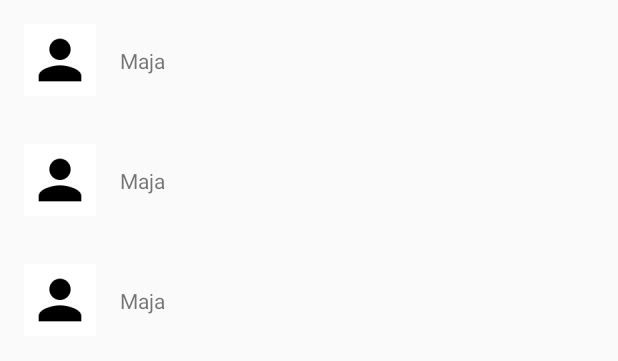
After one commit to mfrancetic/twitter-clone, an Android app: the layout activity_user_list.xml on its own in the app's theme, with its tools: preview values and no code run, on a phone screen of 412 x 824 dp. The commit adds this screen. Shown: the top 361 px of the screen. Run offline under Robolectric (Android 15) with nearby library versions, the phone set to English and light mode, and no system bars.

Commit message:
Create UserListActivity that displays a list of all users apart from the logged-in user

```diff
--- a/app/src/main/AndroidManifest.xml
+++ b/app/src/main/AndroidManifest.xml
@@ -11,6 +11,7 @@
         android:supportsRtl="true"
         android:theme="@style/AppTheme"
         android:usesCleartextTraffic="true">
+        <activity android:name=".UserListActivity"></activity>
         <activity android:name=".MainActivity">
             <intent-filter>
                 <action android:name="android.intent.action.MAIN" />
--- /dev/null
+++ b/app/src/main/res/layout/activity_user_list.xml
@@ -0,0 +1,17 @@
+<?xml version="1.0" encoding="utf-8"?>
+<androidx.constraintlayout.widget.ConstraintLayout xmlns:android="http://schemas.android.com/apk/res/android"
+    xmlns:app="http://schemas.android.com/apk/res-auto"
+    xmlns:tools="http://schemas.android.com/tools"
+    android:layout_width="match_parent"
+    android:layout_height="wrap_content"
+    tools:context=".UserListActivity">
+
+    <androidx.recyclerview.widget.RecyclerView
+        android:id="@+id/users_recycler_view"
+        android:layout_width="match_parent"
+        android:layout_height="wrap_content"
+        tools:listitem="@layout/user_list_item"
+        app:layout_constraintStart_toStartOf="parent"
+        app:layout_constraintTop_toTopOf="parent" />
+
+</androidx.constraintlayout.widget.ConstraintLayout>
--- /dev/null
+++ b/app/src/main/res/layout/user_list_item.xml
@@ -0,0 +1,27 @@
+<?xml version="1.0" encoding="utf-8"?>
+<androidx.constraintlayout.widget.ConstraintLayout xmlns:android="http://schemas.android.com/apk/res/android"
+    android:layout_width="match_parent"
+    android:layout_height="wrap_content"
+    xmlns:tools="http://schemas.android.com/tools"
+    xmlns:app="http://schemas.android.com/apk/res-auto">
+
+    <ImageView
+        android:id="@+id/person_image_view"
+        android:layout_width="wrap_content"
+        app:layout_constraintTop_toTopOf="parent"
+        app:layout_constraintStart_toStartOf="parent"
+        android:padding="16dp"
+        android:src="@mipmap/ic_person"
+        android:layout_height="wrap_content"
+        android:contentDescription="@string/person_image_content_description" />
+
+    <TextView
+        android:id="@+id/user_username_text_view"
+        android:layout_width="wrap_content"
+        tools:text="Maja"
+        app:layout_constraintTop_toTopOf="@id/person_image_view"
+        app:layout_constraintBottom_toBottomOf="@id/person_image_view"
+        app:layout_constraintStart_toEndOf="@id/person_image_view"
+        android:layout_height="wrap_content"/>
+
+</androidx.constraintlayout.widget.ConstraintLayout>
--- a/app/src/main/res/values/strings.xml
+++ b/app/src/main/res/values/strings.xml
@@ -14,4 +14,7 @@
     <string name="no_spaces_allowed">No spaces allowed in the username and password</string>
     <string name="sign_up_successful">You successfully signed up</string>
     <string name="login_successful">You have successfully logged in</string>
+    <string name="user_list">User list</string>
+    <string name="person_image_content_description">Person image</string>
+    <string name="username_key">username</string>
 </resources>
```
Also changed, not shown: app/src/main/java/com/example/twitterclone/MainActivity.java (+28 -3 lines), app/src/main/java/com/example/twitterclone/User.java (added, +14 -0 lines), app/src/main/java/com/example/twitterclone/UserListActivity.java (added, +74 -0 lines), app/src/main/java/com/example/twitterclone/UserListAdapter.java (added, +72 -0 lines), app/src/main/res/mipmap-hdpi/ic_person.png (added), app/src/main/res/mipmap-mdpi/ic_person.png (added), app/src/main/res/mipmap-xhdpi/ic_person.png (added), app/src/main/res/mipmap-xxhdpi/ic_person.png (added), app/src/main/res/mipmap-xxxhdpi/ic_person.png (added), 1 other file.
